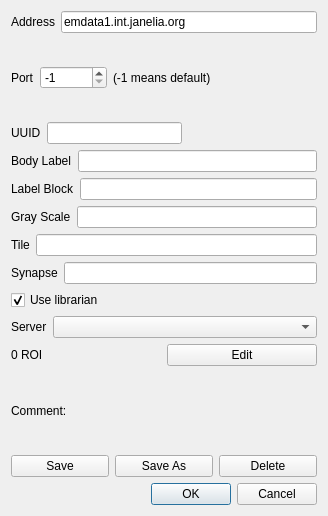
Before: the Qt Designer form neurolabi/gui/dialogs/zdviddialog.ui in janelia-flyem/NeuTu, drawn with Qt 5.
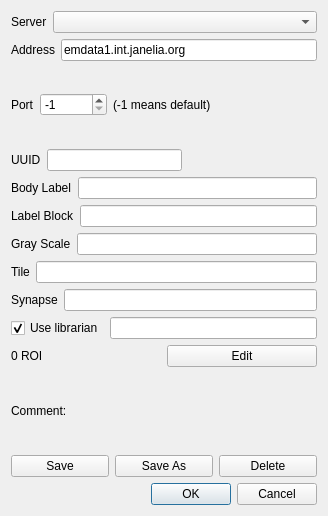
After: the same form once the commit is applied.

```diff
--- a/neurolabi/gui/dialogs/zdviddialog.ui
+++ b/neurolabi/gui/dialogs/zdviddialog.ui
@@ -20,6 +20,27 @@
    <string>DVID Server</string>
   </property>
   <layout class="QVBoxLayout" name="verticalLayout">
+   <item>
+    <layout class="QHBoxLayout" name="horizontalLayout_4">
+     <item>
+      <widget class="QLabel" name="label_4">
+       <property name="text">
+        <string>Server</string>
+       </property>
+      </widget>
+     </item>
+     <item>
+      <widget class="QComboBox" name="serverComboBox">
+       <property name="sizePolicy">
+        <sizepolicy hsizetype="MinimumExpanding" vsizetype="Fixed">
+         <horstretch>0</horstretch>
+         <verstretch>0</verstretch>
+        </sizepolicy>
+       </property>
+      </widget>
+     </item>
+    </layout>
+   </item>
    <item>
     <layout class="QHBoxLayout" name="horizontalLayout">
      <item>
@@ -195,26 +216,8 @@
        </property>
       </widget>
      </item>
-    </layout>
-   </item>
-   <item>
-    <layout class="QHBoxLayout" name="horizontalLayout_4">
      <item>
-      <widget class="QLabel" name="label_4">
-       <property name="text">
-        <string>Server</string>
-       </property>
-      </widget>
-     </item>
-     <item>
-      <widget class="QComboBox" name="serverComboBox">
-       <property name="sizePolicy">
-        <sizepolicy hsizetype="MinimumExpanding" vsizetype="Fixed">
-         <horstretch>0</horstretch>
-         <verstretch>0</verstretch>
-        </sizepolicy>
-       </property>
-      </widget>
+      <widget class="QLineEdit" name="librarianLineEdit"/>
      </item>
     </layout>
    </item>
```
Left out of the diff: 2 changed lines with no effect on the pictures.
